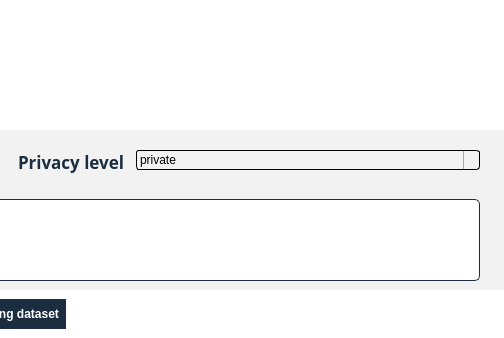
This is src/gui/uis/createTMCorpus.ui in IntelCompH2020/topicmodeler as Qt 5 draws it before an edit; both pictures show x 516 to 1020 and y 281 to 619 of the 1020 by 619 pixel window. The edited form follows.
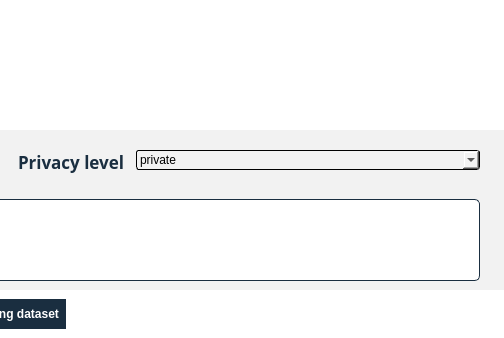
This is the edited form. Icons and pictures are not drawn.

```diff
--- a/src/gui/uis/createTMCorpus.ui
+++ b/src/gui/uis/createTMCorpus.ui
@@ -698,27 +698,7 @@
     padding-left: 4px;
 }
 
-QComboBox::drop-down {
-    subcontrol-origin: padding;
-    subcontrol-position: top right;
-    width: 15px;
-
-    border-left-width: 1px;
-    border-left-color: darkgray;
-    border-left-style: solid; /* just a single line */
-    border-top-right-radius: 3px; /* same radius as the QComboBox */
-    border-bottom-right-radius: 3px;
-}
-
-QComboBox::down-arrow {
-	width: 16px;
-    height: 16px;
-}
-
-QComboBox::down-arrow:on { /* shift the arrow when popup is open */
-    top: 1px;
-    left: 1px;
-}</string>
+</string>
                  </property>
                  <item>
                   <property name="text">
```
Left out of the diff: 4 changed lines with no effect on the pictures.
